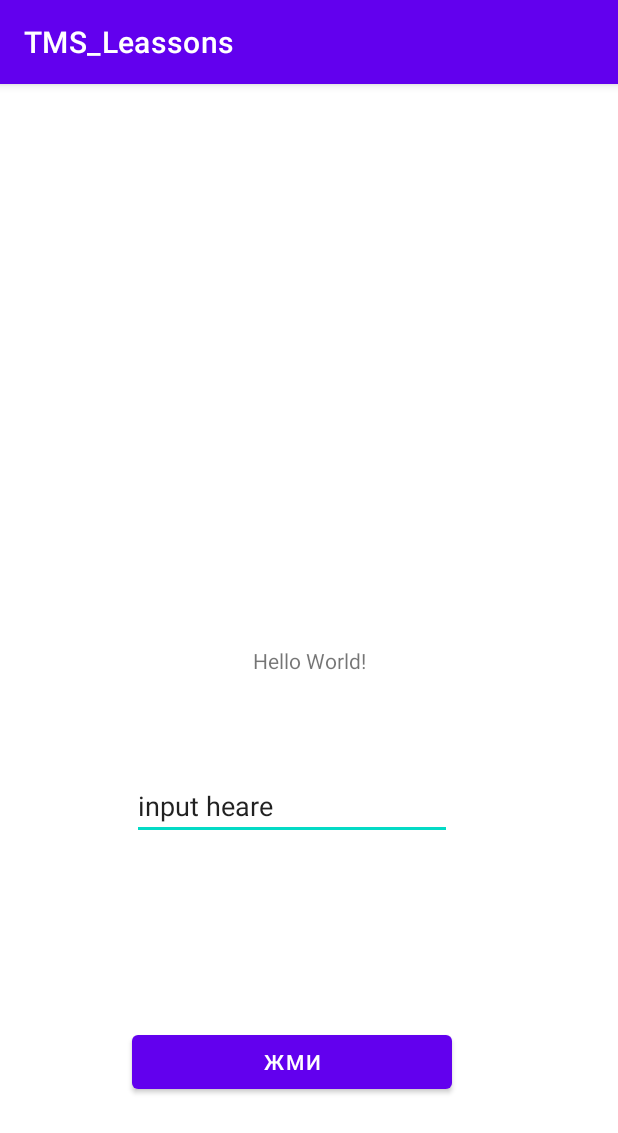
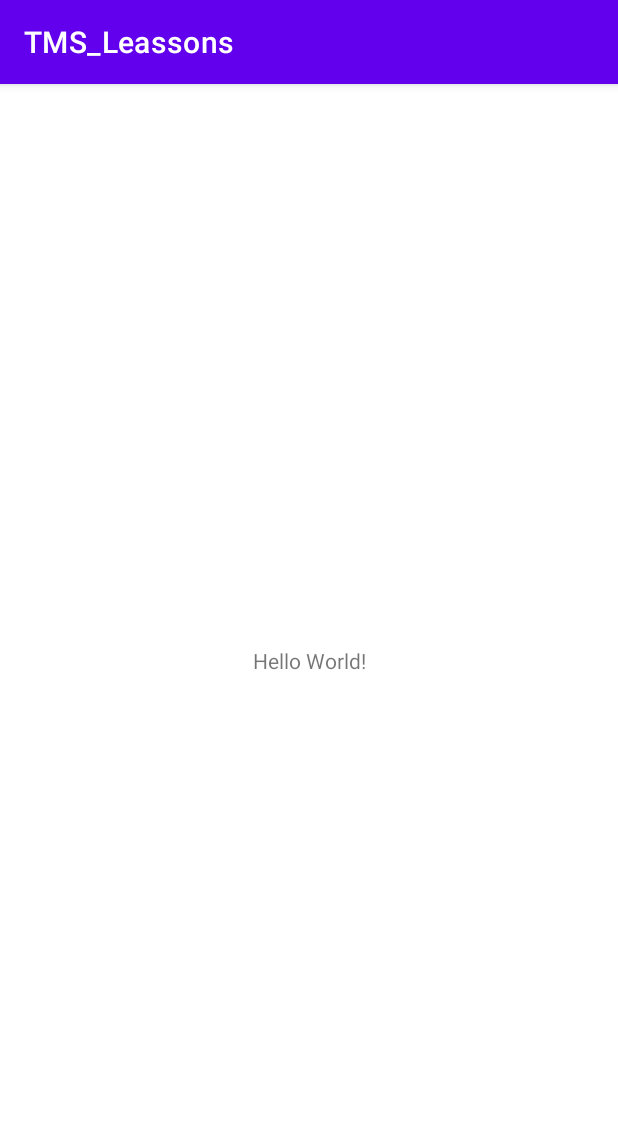
Before and after one commit to Igorwir/TMS_Leassons, an Android app: the screen it shows after launch (MainActivity), on a phone screen of 412 x 824 dp. Shown: the top 1133 px of the screen. Run offline under Robolectric (Android 15) with nearby library versions, the phone set to English and light mode, and no system bars.

Commit message:
Added task 1 from dz 15

```diff
--- a/app/src/main/java/com/example/tms_leassons/Randoms.kt
+++ b/app/src/main/java/com/example/tms_leassons/DZ14/Randoms.kt
@@ -1,4 +1,4 @@
-package com.example.tms_leassons
+package com.example.tms_leassons.DZ14
 
 import android.util.Log
 import java.util.*
--- a/app/src/main/java/com/example/tms_leassons/User.kt
+++ b/app/src/main/java/com/example/tms_leassons/DZ14/User.kt
@@ -1,4 +1,4 @@
-package com.example.tms_leassons
+package com.example.tms_leassons.DZ14
 
 
  class User(val name: String, val secondName: String, val age: Int) {
--- a/app/src/main/res/layout/activity_main.xml
+++ b/app/src/main/res/layout/activity_main.xml
@@ -16,29 +16,4 @@
         app:layout_constraintRight_toRightOf="parent"
         app:layout_constraintTop_toTopOf="parent" />
 
-    <Button
-        android:id="@+id/buttonChoise"
-        android:layout_width="0dp"
-        android:layout_height="wrap_content"
-        android:layout_marginBottom="92dp"
-        android:onClick="onklickTest"
-        android:text="Жми"
-        app:layout_constraintBottom_toBottomOf="parent"
-        app:layout_constraintEnd_toEndOf="@+id/editTextTextPersonName"
-        app:layout_constraintHorizontal_bias="0.476"
-        app:layout_constraintStart_toStartOf="@+id/editTextTextPersonName" />
-
-    <EditText
-        android:id="@+id/editTextTextPersonName"
-        android:layout_width="wrap_content"
-        android:layout_height="wrap_content"
-        android:layout_marginBottom="124dp"
-        android:ems="10"
-        android:inputType="textPersonName"
-        android:text="input heare"
-        app:layout_constraintBottom_toTopOf="@+id/buttonChoise"
-        app:layout_constraintEnd_toEndOf="@+id/tx"
-        app:layout_constraintHorizontal_bias="0.586"
-        app:layout_constraintStart_toStartOf="@+id/tx" />
-
 </androidx.constraintlayout.widget.ConstraintLayout>
```
Also changed, not shown: app/src/main/java/com/example/tms_leassons/DZ15/SameUser.kt (added, +37 -0 lines), app/src/main/java/com/example/tms_leassons/MainActivity.kt (+4 -7 lines).
